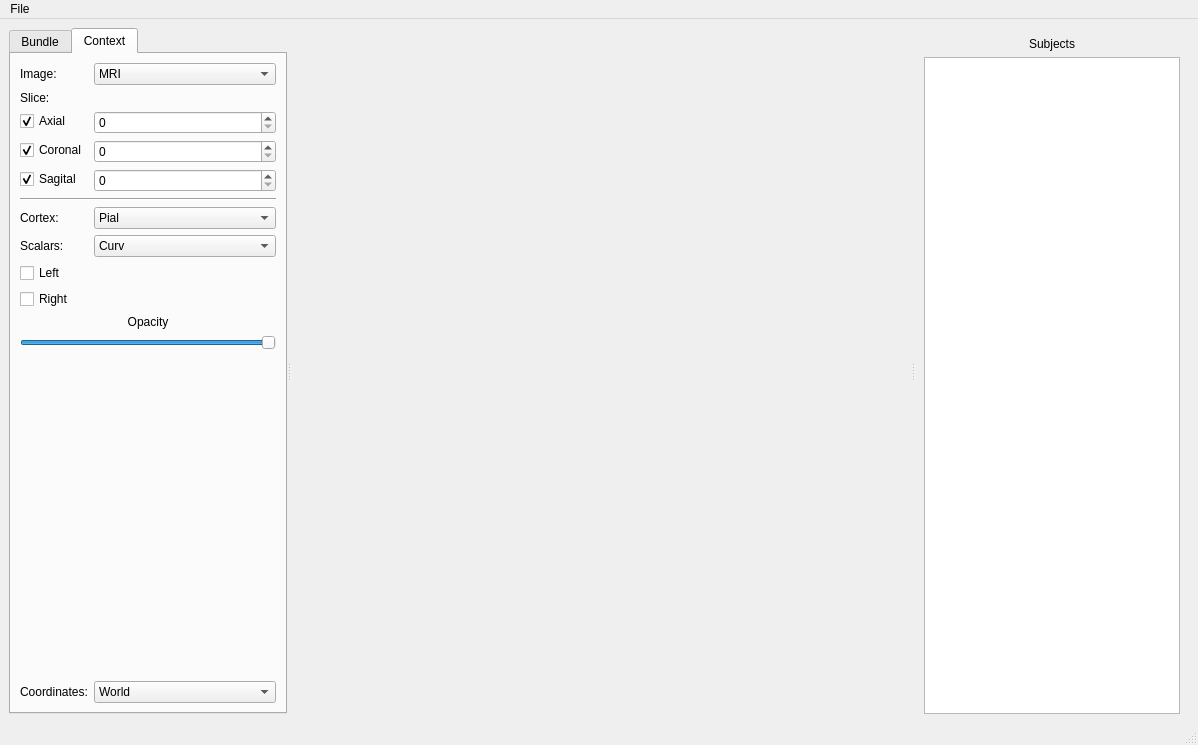
diego0020/braviz-app, file braviz/interaction/qt_guis/logic_bundles.ui: the form before one commit.
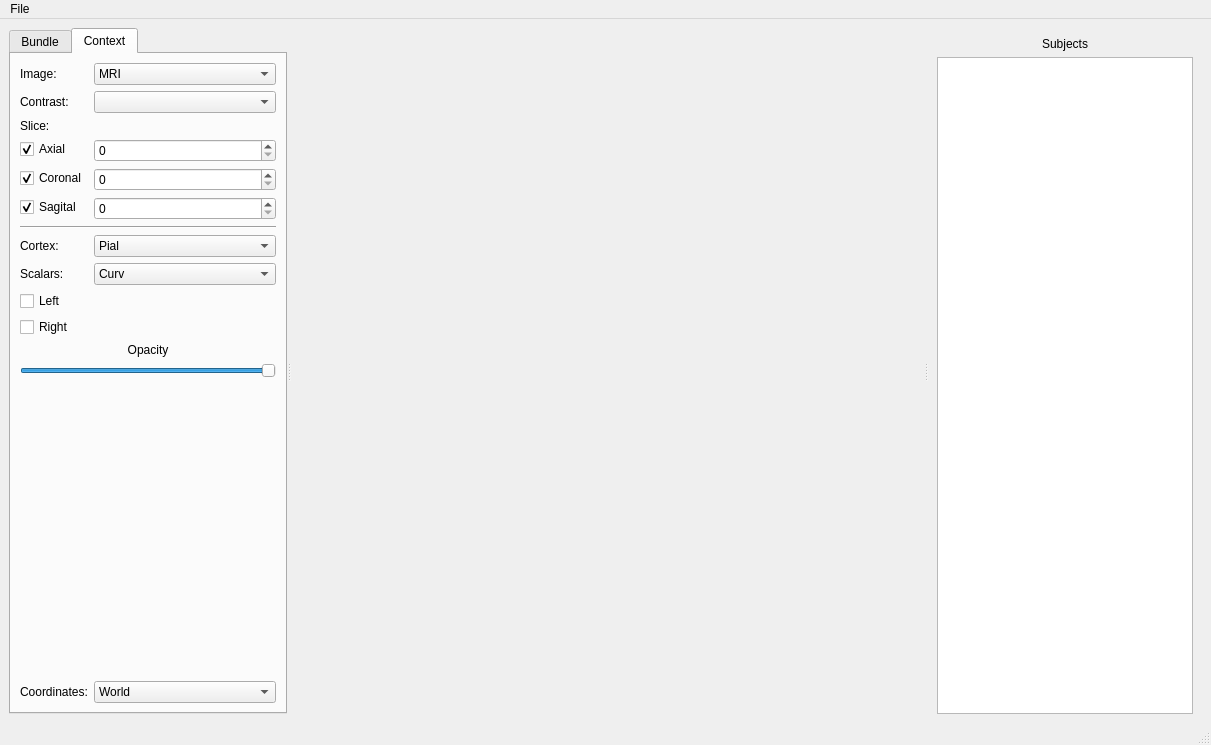
The form after the commit. The open tabs and pages were chosen to show the change. Icons and pictures are not drawn.

Commit message: installed combo box manager in logic bundles

Diff of the .ui file:
```diff
--- a/braviz/interaction/qt_guis/logic_bundles.ui
+++ b/braviz/interaction/qt_guis/logic_bundles.ui
@@ -6,7 +6,7 @@
    <rect>
     <x>0</x>
     <y>0</y>
-    <width>1198</width>
+    <width>1211</width>
     <height>745</height>
    </rect>
   </property>
@@ -246,7 +246,7 @@
            </item>
           </widget>
          </item>
-         <item row="3" column="0">
+         <item row="4" column="0">
           <widget class="QCheckBox" name="axial_check">
            <property name="text">
             <string>Axial</string>
@@ -256,7 +256,7 @@
            </property>
           </widget>
          </item>
-         <item row="4" column="0">
+         <item row="5" column="0">
           <widget class="QCheckBox" name="coronal_check">
            <property name="text">
             <string>Coronal</string>
@@ -266,7 +266,7 @@
            </property>
           </widget>
          </item>
-         <item row="5" column="0">
+         <item row="6" column="0">
           <widget class="QCheckBox" name="sagital_check">
            <property name="text">
             <string>Sagital</string>
@@ -276,37 +276,37 @@
            </property>
           </widget>
          </item>
-         <item row="3" column="1">
-          <widget class="QSpinBox" name="axial_slice"/>
-         </item>
          <item row="4" column="1">
-          <widget class="QSpinBox" name="coronal_slice"/>
+          <widget class="QSpinBox" name="axial_slice"/>
          </item>
          <item row="5" column="1">
+          <widget class="QSpinBox" name="coronal_slice"/>
+         </item>
+         <item row="6" column="1">
           <widget class="QSpinBox" name="sagital_slice"/>
          </item>
-         <item row="2" column="0">
+         <item row="3" column="0">
           <widget class="QLabel" name="label_2">
            <property name="text">
             <string>Slice:</string>
            </property>
           </widget>
          </item>
-         <item row="6" column="0" colspan="2">
+         <item row="7" column="0" colspan="2">
           <widget class="Line" name="line_3">
            <property name="orientation">
             <enum>Qt::Horizontal</enum>
            </property>
           </widget>
          </item>
-         <item row="7" column="0">
+         <item row="8" column="0">
           <widget class="QLabel" name="label_13">
            <property name="text">
             <string>Cortex:</string>
            </property>
           </widget>
          </item>
-         <item row="7" column="1">
+         <item row="8" column="1">
           <widget class="QComboBox" name="surface_combo">
            <item>
             <property name="text">
@@ -320,21 +320,21 @@
            </item>
           </widget>
          </item>
-         <item row="9" column="0">
+         <item row="10" column="0">
           <widget class="QCheckBox" name="left_cortex_check">
            <property name="text">
             <string>Left</string>
            </property>
           </widget>
          </item>
-         <item row="8" column="0">
+         <item row="9" column="0">
           <widget class="QLabel" name="label_14">
            <property name="text">
             <string>Scalars:</string>
            </property>
           </widget>
          </item>
-         <item row="8" column="1">
+         <item row="9" column="1">
           <widget class="QComboBox" name="scalar_combo">
            <item>
             <property name="text">
@@ -383,14 +383,14 @@
            </item>
           </widget>
          </item>
-         <item row="10" column="0">
+         <item row="11" column="0">
           <widget class="QCheckBox" name="right_cortex_check">
            <property name="text">
             <string>Right</string>
            </property>
           </widget>
          </item>
-         <item row="11" column="0" colspan="2">
+         <item row="12" column="0" colspan="2">
           <widget class="QLabel" name="label_16">
            <property name="text">
             <string>Opacity</string>
@@ -400,7 +400,7 @@
            </property>
           </widget>
          </item>
-         <item row="12" column="0" colspan="2">
+         <item row="13" column="0" colspan="2">
           <widget class="QSlider" name="cortex_opac">
            <property name="maximum">
             <number>100</number>
@@ -416,14 +416,14 @@
            </property>
           </widget>
          </item>
-         <item row="14" column="0">
+         <item row="15" column="0">
           <widget class="QLabel" name="label_4">
            <property name="text">
             <string>Coordinates:</string>
            </property>
           </widget>
          </item>
-         <item row="13" column="0">
+         <item row="14" column="0">
           <spacer name="verticalSpacer_2">
            <property name="orientation">
             <enum>Qt::Vertical</enum>
@@ -436,7 +436,7 @@
            </property>
           </spacer>
          </item>
-         <item row="14" column="1">
+         <item row="15" column="1">
           <widget class="QComboBox" name="space_combo">
            <item>
             <property name="text">
@@ -455,6 +455,16 @@
            </item>
           </widget>
          </item>
+         <item row="1" column="0">
+          <widget class="QLabel" name="label_6">
+           <property name="text">
+            <string>Contrast:</string>
+           </property>
+          </widget>
+         </item>
+         <item row="1" column="1">
+          <widget class="QComboBox" name="contrast_combo"/>
+         </item>
         </layout>
        </widget>
       </widget>
@@ -556,8 +566,8 @@
     <rect>
      <x>0</x>
      <y>0</y>
-     <width>1198</width>
-     <height>21</height>
+     <width>1211</width>
+     <height>27</height>
     </rect>
    </property>
    <widget class="QMenu" name="menuFile">
```
The commit also changes 2 other files.
